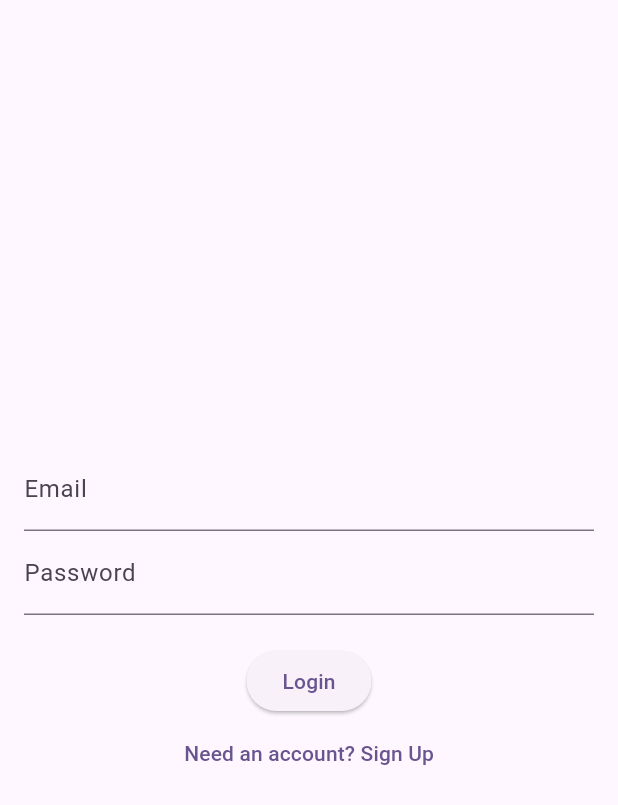
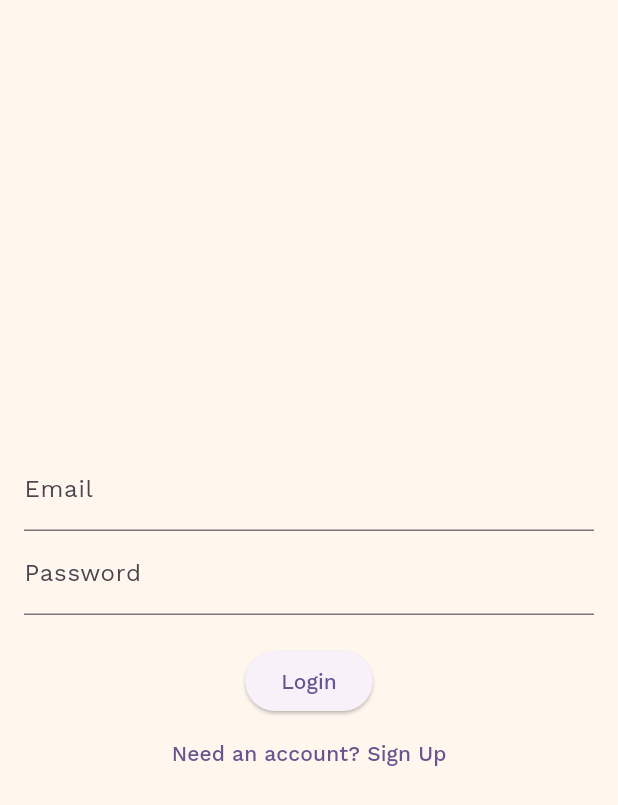
Before and after one commit to NinoPogi/urinova, a Flutter app: the screen it shows after launch, on a phone screen of 412 x 824 dp. Shown: the top 805 px of the screen. Run offline on Flutter 3.47's test engine with Material 3 defaults, Android fonts, the phone set to English and light mode, and no system bars; our stand-ins replace cloud_firestore, firebase_auth, firebase_core, flutter_blue_plus, flutter_dotenv, syncfusion_flutter_charts; accounts and stored records are empty.

Commit message:
start up loading screen, added risk alert

```diff
--- a/lib/providers/user_provider.dart
+++ b/lib/providers/user_provider.dart
@@ -2,7 +2,10 @@ import 'package:flutter/material.dart';
 import 'package:firebase_auth/firebase_auth.dart';
 import 'package:cloud_firestore/cloud_firestore.dart';
 
+enum AuthStatus { loading, authenticated, unauthenticated }
+
 class UserProvider with ChangeNotifier {
+  AuthStatus _status = AuthStatus.loading;
   User? _user;
   List<Map<String, dynamic>> _profiles = [];
   Map<String, dynamic>? _currentProfile;
@@ -12,15 +15,18 @@ class UserProvider with ChangeNotifier {
   List<Map<String, dynamic>> get profiles => _profiles;
   Map<String, dynamic>? get currentProfile => _currentProfile;
   DateTime? get testSchedule => _testSchedule;
+  AuthStatus get status => _status;
 
   UserProvider() {
-    FirebaseAuth.instance.authStateChanges().listen((user) {
+    FirebaseAuth.instance.authStateChanges().listen((user) async {
       _user = user;
       if (user != null) {
-        _loadProfiles();
+        await _loadProfiles();
+        _status = AuthStatus.authenticated;
       } else {
         _profiles = [];
         _currentProfile = null;
+        _status = AuthStatus.unauthenticated;
       }
       notifyListeners();
     });
--- a/lib/screens/auth_page.dart
+++ b/lib/screens/auth_page.dart
@@ -35,6 +35,7 @@ class _AuthPageState extends State<AuthPage> {
   @override
   Widget build(BuildContext context) {
     return Scaffold(
+      backgroundColor: const Color.fromARGB(255, 255, 246, 238),
       body: Padding(
         padding: EdgeInsets.all(16),
         child: Column(
--- a/lib/urinova.dart
+++ b/lib/urinova.dart
@@ -29,6 +29,7 @@ class Urinova extends StatelessWidget {
         theme: ThemeData(
           colorScheme: ColorScheme.fromSeed(seedColor: Colors.deepPurple),
           useMaterial3: true,
+          fontFamily: 'Work Sans',
         ),
         debugShowCheckedModeBanner: true,
         home: AuthWrapper(),
@@ -40,15 +41,24 @@ class Urinova extends StatelessWidget {
 class AuthWrapper extends StatelessWidget {
   @override
   Widget build(BuildContext context) {
-    final userProvider = Provider.of<UserProvider>(context);
-
-    if (userProvider.user == null) {
-      return AuthPage();
-    } else if (userProvider.profiles.isEmpty) {
-      return FirstTimeProfileSetup();
-    } else {
-      return Main();
-    }
+    return Consumer<UserProvider>(
+      builder: (context, userProvider, child) {
+        switch (userProvider.status) {
+          case AuthStatus.loading:
+            return Scaffold(
+              body: Center(child: CircularProgressIndicator()),
+            );
+          case AuthStatus.unauthenticated:
+            return AuthPage();
+          case AuthStatus.authenticated:
+            if (userProvider.profiles.isEmpty) {
+              return FirstTimeProfileSetup();
+            } else {
+              return Main();
+            }
+        }
+      },
+    );
   }
 }
 
```
Also changed, not shown: lib/widgets/homepage/risk_alert_card.dart (+17 -1 lines).
